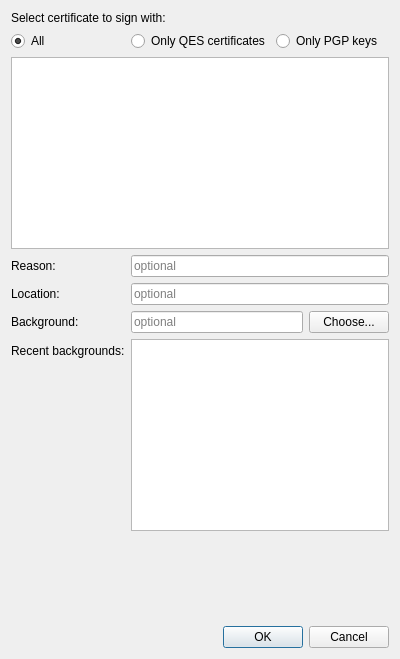
First picture: the form in part/selectcertificatedialog.ui, repository KDE/okular, before the edit.
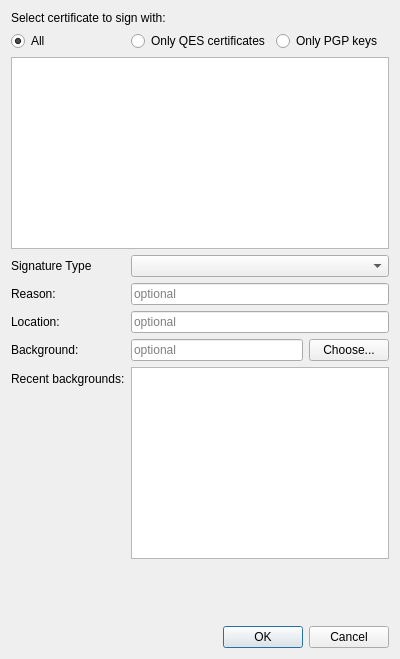
Second picture: the form after the edit. Icons and pictures are not drawn.

Commit message:
Basic eidas signature support
with some infrastructure for more

```diff
--- a/part/selectcertificatedialog.ui
+++ b/part/selectcertificatedialog.ui
@@ -64,14 +64,14 @@
    </item>
    <item>
     <layout class="QFormLayout" name="formLayout">
-     <item row="0" column="0">
+     <item row="2" column="0">
       <widget class="QLabel" name="reasonLabel">
        <property name="text">
         <string>Reason:</string>
        </property>
       </widget>
      </item>
-     <item row="0" column="1">
+     <item row="2" column="1">
       <widget class="QLineEdit" name="reasonInput">
        <property name="placeholderText">
         <string>optional</string>
@@ -81,14 +81,14 @@
        </property>
       </widget>
      </item>
-     <item row="1" column="0">
+     <item row="3" column="0">
       <widget class="QLabel" name="locationLabel">
        <property name="text">
         <string>Location:</string>
        </property>
       </widget>
      </item>
-     <item row="1" column="1">
+     <item row="3" column="1">
       <widget class="QLineEdit" name="locationInput">
        <property name="placeholderText">
         <string>optional</string>
@@ -98,14 +98,14 @@
        </property>
       </widget>
      </item>
-     <item row="2" column="0">
+     <item row="4" column="0">
       <widget class="QLabel" name="backgroundLabel">
        <property name="text">
         <string>Background:</string>
        </property>
       </widget>
      </item>
-     <item row="2" column="1">
+     <item row="4" column="1">
       <layout class="QHBoxLayout" name="horizontalLayout">
        <item>
         <widget class="QLineEdit" name="backgroundInput">
@@ -129,7 +129,7 @@
        </item>
       </layout>
      </item>
-     <item row="3" column="0">
+     <item row="5" column="0">
       <widget class="QLabel" name="recentLabel">
        <property name="text">
         <string>Recent backgrounds:</string>
@@ -142,9 +142,19 @@
        </property>
       </widget>
      </item>
-     <item row="3" column="1">
+     <item row="5" column="1">
       <widget class="QListView" name="recentBackgrounds"/>
      </item>
+     <item row="1" column="0">
+      <widget class="QLabel" name="signatureTypeLabel">
+       <property name="text">
+        <string>Signature Type</string>
+       </property>
+      </widget>
+     </item>
+     <item row="1" column="1">
+      <widget class="QComboBox" name="signatureTypeComboBox"/>
+     </item>
     </layout>
    </item>
    <item>
```
Left out of the diff: 3 changed lines with no effect on the pictures. The commit also changes 11 other files.
